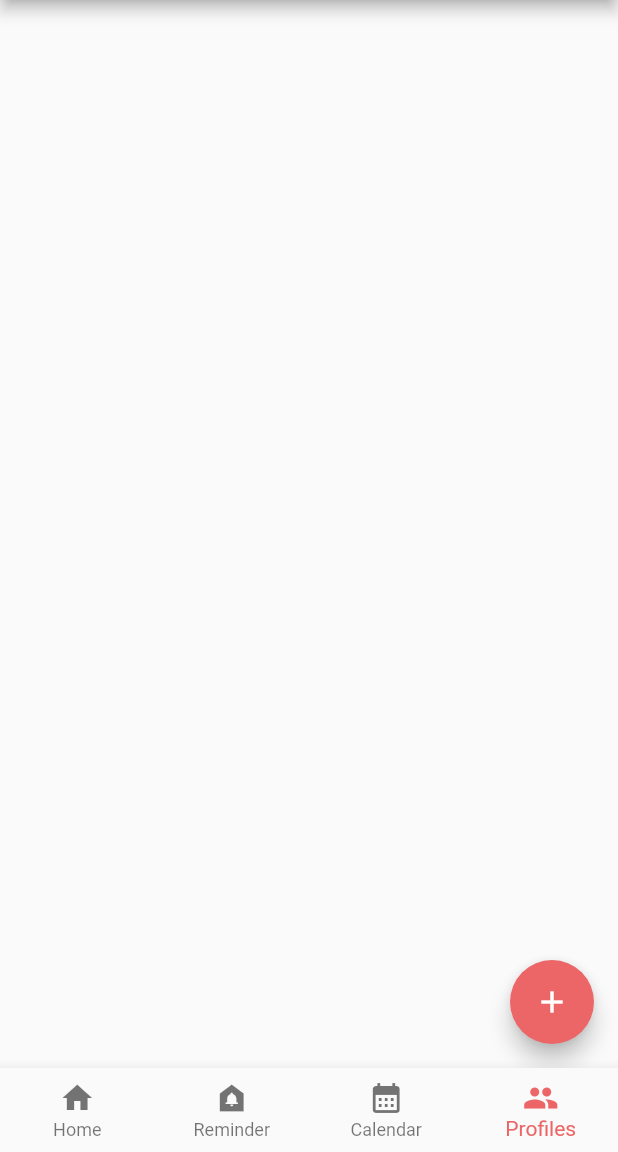
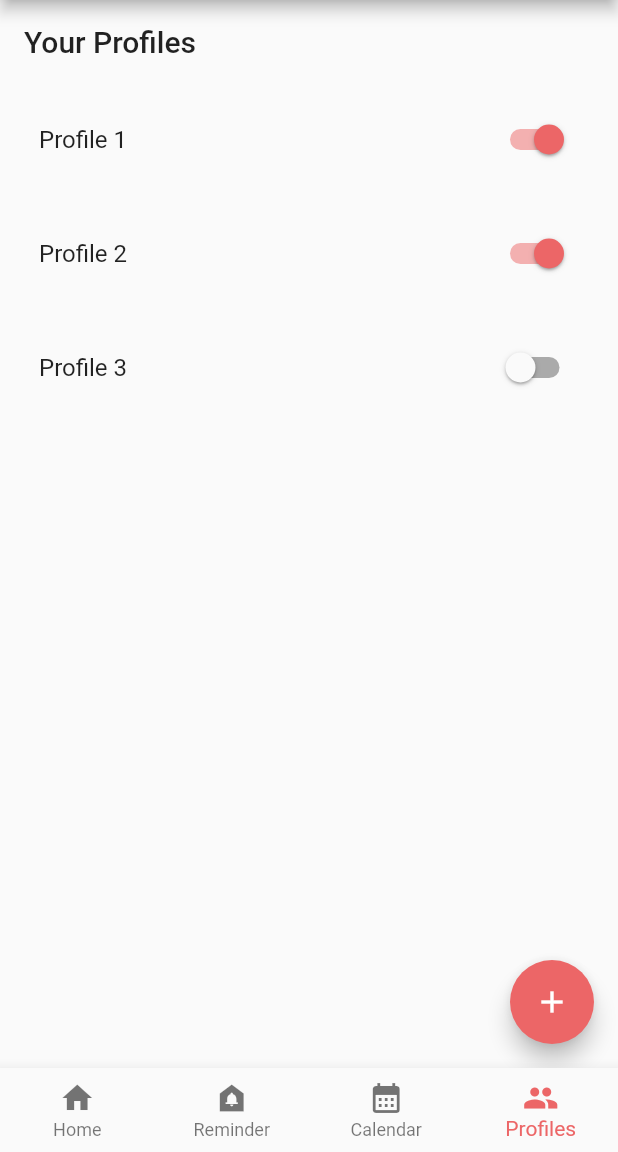
Before and after one commit to tobias-mack/tabmind, a Flutter app: the screen it shows after launch, item 4 of the bottom bar chosen, on a phone screen of 412 x 824 dp, the part 84-1236 px from its top. Run offline on Flutter 3.47's test engine with Material 2 defaults, Android fonts, the phone set to English and light mode, and no system bars; our stand-ins replace flutter_riverpod, freezed_annotation, table_calendar.

Commit message:
Profiles: profile tile

```diff
--- a/lib/pages/profiles/profiles_view.dart
+++ b/lib/pages/profiles/profiles_view.dart
@@ -2,16 +2,27 @@ import 'package:flutter/material.dart';
 import 'package:flutter_riverpod/flutter_riverpod.dart';
 import 'package:tabmind/pages/profiles/profiles_model.dart';
 
+import '../../common/providers.dart';
+import '../../ui-kit/profile_tile.dart';
 import '../../util/AppColors.dart';
 
-
-class ProfilesView extends ConsumerWidget {
+class ProfilesView extends StatefulWidget {
   const ProfilesView({Key? key}) : super(key: key);
 
+  @override
+  State<ProfilesView> createState() => _ProfilesViewState();
+}
 
+class _ProfilesViewState extends State<ProfilesView> {
+  List<bool> _values = [true, false, true, false, false];
+  List<ProfileTile> list = [
+    ProfileTile("Profile 1", true),
+    ProfileTile("Profile 2", true),
+    ProfileTile("Profile 3", false),
+  ];
 
-  @override
-  Widget build(BuildContext context, WidgetRef ref) {
+  Widget build(BuildContext context) {
+    final int count = 4; //Anzahl an Switches
 
     return Scaffold(
       appBar: AppBar(
@@ -23,15 +34,35 @@ class ProfilesView extends ConsumerWidget {
         ),
         centerTitle: true,
       ),
-
-      floatingActionButton: const FloatingActionButton(
-        onPressed: null,
+      floatingActionButton: FloatingActionButton(
+        onPressed: () {
+          addProfile();
+        },
         tooltip: 'tooltip',
         backgroundColor: accentColor,
         child: Icon(Icons.add),
       ),
+      body: Column(
+        crossAxisAlignment: CrossAxisAlignment.start,
+        children: <Widget>[
+          Padding(
+            padding: const EdgeInsets.all(16.0),
+            child: Text("Your Profiles",
+                style: Theme.of(context).textTheme.headline6),
+            ),
+
+          for (int i = 0; i <= list.length - 1; i++)
+            list[i]
+
+        ],
+      ),
     );
+  }
 
+  void addProfile() {
+    setState(() {
+      list.add(ProfileTile("name", false));
+    });
   }
 }
 
--- /dev/null
+++ b/lib/ui-kit/profile_tile.dart
@@ -0,0 +1,41 @@
+import 'package:flutter/material.dart';
+
+import '../util/AppColors.dart';
+
+class ProfileTile extends StatelessWidget {
+  final String name;
+  bool switcher;
+
+  ProfileTile(this.name, this.switcher, {Key? key}) : super(key: key);
+
+  @override
+  Widget build(BuildContext context) {
+
+  return GestureDetector(
+  onTap: () {
+  //TODO: route to profile reminders
+  },
+    child:
+    Padding(
+    padding: const EdgeInsets.all(10.0),
+    child: ListTile(
+              title: Text(
+                name,
+                style: Theme.of(context)
+                    .textTheme
+                    .subtitle1!
+                    ,
+              ),
+              trailing: Switch(
+                value: switcher,
+                activeColor: accentColor,
+                onChanged: (bool value) {
+                  //setState(() {
+                  //  _values[i] = value;
+                  //});
+                },
+              ),
+            ),),
+      );
+    }
+}
```
